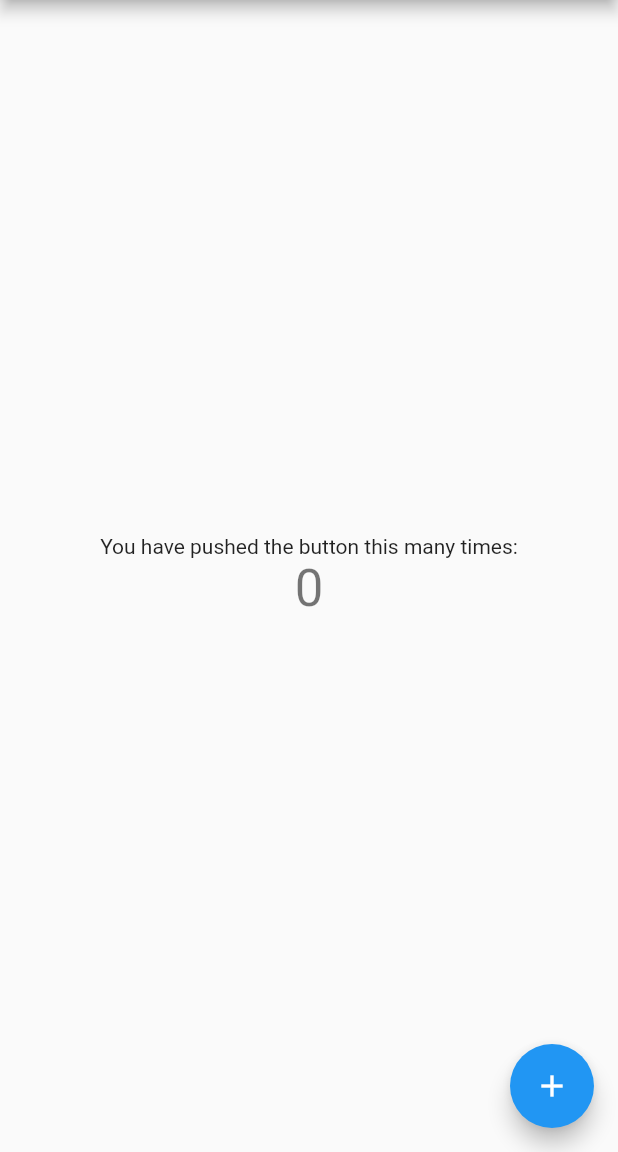
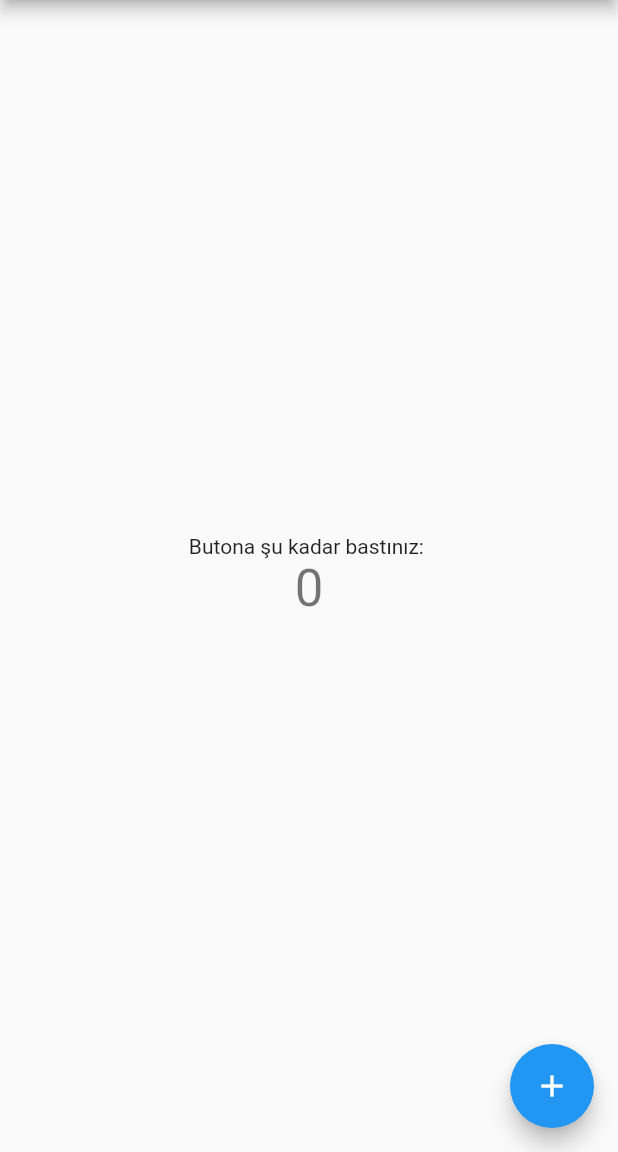
Before and after one commit to shatlykgur/imp2, a Flutter app: the screen it shows after launch, on a phone screen of 412 x 824 dp, the part 84-1236 px from its top. Run offline on Flutter 3.47's test engine with Material 2 defaults, Android fonts, the phone set to English and light mode, and no system bars.

Commit message:
Text change

```diff
--- a/lib/main.dart
+++ b/lib/main.dart
@@ -47,7 +47,7 @@ class _MyHomePageState extends State<MyHomePage> {
           mainAxisAlignment: MainAxisAlignment.center,
           children: <Widget>[
             Text(
-              'You have pushed the button this many times:',
+              'Butona şu kadar bastınız: ',
             ),
             Text(
               '$_counter',
```
